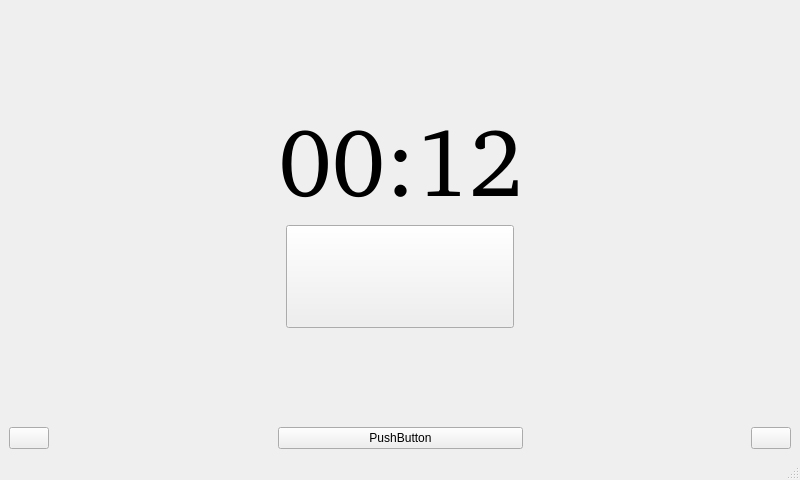
This is src/mainwindow.ui in baleboy/flexo as Qt 5 draws it before an edit. The edited form follows.
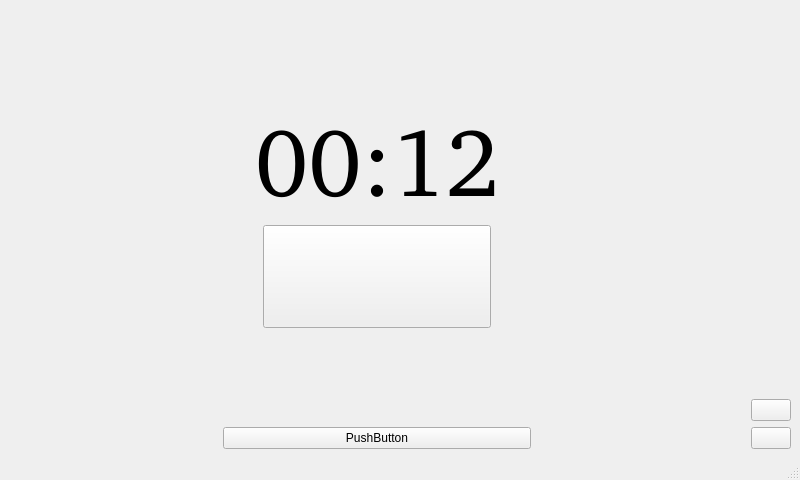
This is the edited form. Icons and pictures are not drawn. Custom widgets are drawn as their Qt base class.

Commit message: Moved buttons to the right of the main view Fixed: checkin/checkout time were not updated at first startup

What changed in the file:
```diff
--- a/src/mainwindow.ui
+++ b/src/mainwindow.ui
@@ -27,7 +27,9 @@
     <string notr="true"/>
    </property>
    <layout class="QGridLayout" name="gridLayout">
-    <item row="0" column="2">
+    <item row="0" column="1" rowspan="2">
+     <layout class="QVBoxLayout" name="verticalLayout_2">
+      <item>
      <spacer name="verticalSpacer_2">
       <property name="orientation">
        <enum>Qt::Vertical</enum>
@@ -40,7 +42,7 @@
       </property>
      </spacer>
     </item>
-    <item row="1" column="2">
+      <item>
      <widget class="QLabel" name="elapsedTimeText">
       <property name="font">
        <font>
@@ -59,7 +61,7 @@
       </property>
      </widget>
     </item>
-    <item row="2" column="1" colspan="3">
+      <item>
      <layout class="QHBoxLayout" name="horizontalLayout">
       <item>
        <spacer name="horizontalSpacer">
@@ -134,7 +136,7 @@
       </item>
      </layout>
     </item>
-    <item row="3" column="2">
+      <item>
      <spacer name="verticalSpacer">
       <property name="orientation">
        <enum>Qt::Vertical</enum>
@@ -147,31 +149,7 @@
       </property>
      </spacer>
     </item>
-    <item row="4" column="0">
-     <widget class="QPushButton" name="balanceButton">
-      <property name="text">
-       <string/>
-      </property>
-      <property name="icon">
-       <iconset resource="resources.qrc">
-        <normaloff>:/images/scale.png</normaloff>:/images/scale.png</iconset>
-      </property>
-     </widget>
-    </item>
-    <item row="4" column="1">
-     <spacer name="horizontalSpacer_3">
-      <property name="orientation">
-       <enum>Qt::Horizontal</enum>
-      </property>
-      <property name="sizeHint" stdset="0">
-       <size>
-        <width>217</width>
-        <height>20</height>
-       </size>
-      </property>
-     </spacer>
-    </item>
-    <item row="4" column="2">
+      <item>
      <widget class="QMaemo5ValueButton" name="checkInText">
       <property name="styleSheet">
        <string notr="true"/>
@@ -185,20 +163,64 @@
       </property>
      </widget>
     </item>
-    <item row="4" column="3">
+     </layout>
+    </item>
+    <item row="0" column="3">
+     <spacer name="verticalSpacer_3">
+      <property name="orientation">
+       <enum>Qt::Vertical</enum>
+      </property>
+      <property name="sizeHint" stdset="0">
+       <size>
+        <width>20</width>
+        <height>334</height>
+       </size>
+      </property>
+     </spacer>
+    </item>
+    <item row="1" column="0">
+     <spacer name="horizontalSpacer_3">
+      <property name="orientation">
+       <enum>Qt::Horizontal</enum>
+      </property>
+      <property name="sizeHint" stdset="0">
+       <size>
+        <width>178</width>
+        <height>20</height>
+       </size>
+      </property>
+     </spacer>
+    </item>
+    <item row="1" column="2">
      <spacer name="horizontalSpacer_4">
       <property name="orientation">
        <enum>Qt::Horizontal</enum>
       </property>
+      <property name="sizeType">
+       <enum>QSizePolicy::Expanding</enum>
+      </property>
       <property name="sizeHint" stdset="0">
        <size>
-        <width>216</width>
+        <width>178</width>
         <height>20</height>
        </size>
       </property>
      </spacer>
     </item>
-    <item row="4" column="4">
+    <item row="1" column="3">
+     <layout class="QVBoxLayout" name="verticalLayout">
+      <item>
+       <widget class="QPushButton" name="balanceButton">
+        <property name="text">
+         <string/>
+        </property>
+        <property name="icon">
+         <iconset resource="resources.qrc">
+          <normaloff>:/images/scale.png</normaloff>:/images/scale.png</iconset>
+        </property>
+       </widget>
+      </item>
+      <item>
      <widget class="QPushButton" name="settingsButton">
       <property name="text">
        <string/>
@@ -208,6 +230,8 @@
         <normaloff>:/images/gear.png</normaloff>:/images/gear.png</iconset>
       </property>
      </widget>
+      </item>
+     </layout>
     </item>
    </layout>
   </widget>
```
Lines whose indentation alone changed are shown as unchanged. The commit also changes 1 other file.
